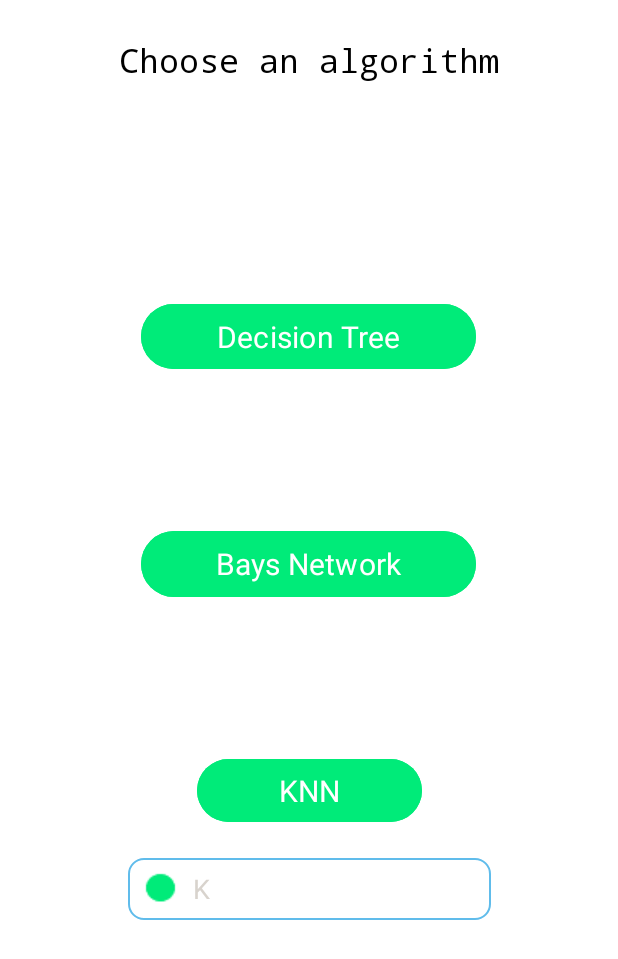
After one commit to HakimMohammed/Car-Predictor, an Android app: the Algorithms screen opened directly, with no data from a screen before it, on a phone screen of 412 x 824 dp. The commit adds this screen. Shown: the top 959 px of the screen. Run offline under Robolectric (Android 15) with nearby library versions, the phone set to English and light mode, and no system bars.

Commit message:
knn algorithm

```diff
--- a/app/build.gradle.kts
+++ b/app/build.gradle.kts
@@ -1,3 +1,5 @@
+import com.android.ide.common.repository.main
+
 plugins {
     id("com.android.application")
 }
--- a/app/src/main/AndroidManifest.xml
+++ b/app/src/main/AndroidManifest.xml
@@ -22,6 +22,12 @@
             </intent-filter>
         </activity>
         <activity android:name=".WelcomePage" />
+        <activity android:name=".Algorithms" />
+        <activity android:name=".DecisionTree" />
+        <activity android:name=".BaysNetwork" />
+        <activity android:name=".KNN" />
+        <activity android:name=".Result" />
     </application>
+    <uses-permission android:name="android.permission.WRITE_EXTERNAL_STORAGE" />
 
 </manifest>
--- /dev/null
+++ b/app/src/main/java/com/example/carpredictor/Algorithms.java
@@ -0,0 +1,67 @@
+package com.example.carpredictor;
+
+import android.content.Intent;
+import android.os.Bundle;
+import android.view.View;
+import android.widget.Button;
+import android.widget.EditText;
+import android.widget.Toast;
+
+import androidx.annotation.Nullable;
+import androidx.appcompat.app.AppCompatActivity;
+
+public class Algorithms extends AppCompatActivity {
+    Button DecisionTreeButton , KNNButton , BaysButton;
+    EditText k ;
+
+    @Override
+    protected void onCreate(@Nullable Bundle savedInstanceState) {
+        super.onCreate(savedInstanceState);
+        setContentView(R.layout.algorithms);
+
+        Intent intent = getIntent();
+        Car receivedCar = intent.getParcelableExtra("car");
+
+
+        // Decision Tree Algorithm
+        DecisionTreeButton = (Button) findViewById(R.id.decision_tree_btn);
+        DecisionTreeButton.setOnClickListener(new View.OnClickListener() {
+            @Override
+            public void onClick(View v) {
+                Intent intent = new Intent( Algorithms.this, DecisionTree.class);
+                intent.putExtra("car", receivedCar);
+                startActivity(intent);
+            }
+        });
+
+        // KNN Algorithm
+        KNNButton = (Button) findViewById(R.id.knn_btn);
+        KNNButton.setOnClickListener(new View.OnClickListener() {
+            @Override
+            public void onClick(View v) {
+                k = (EditText) findViewById(R.id.k);
+                String kValue = k.getText().toString();
+                if (kValue.isEmpty()) {
+                    Toast.makeText(Algorithms.this, "k field is required", Toast.LENGTH_LONG).show();
+                }else{
+                    Intent intent = new Intent(Algorithms.this, KNN.class);
+                    intent.putExtra("car", receivedCar);
+                    intent.putExtra("k", kValue);
+                    startActivity(intent);
+                }
+            }
+        });
+
+        // Bays Network Algorithm
+        BaysButton = (Button) findViewById(R.id.bays_btn);
+        BaysButton.setOnClickListener(new View.OnClickListener() {
+            @Override
+            public void onClick(View v) {
+                Intent intent = new Intent(Algorithms.this, BaysNetwork.class);
+                intent.putExtra("car", receivedCar);
+                startActivity(intent);
+            }
+        });
+
+    }
+}
--- /dev/null
+++ b/app/src/main/java/com/example/carpredictor/BaysNetwork.java
@@ -0,0 +1,4 @@
+package com.example.carpredictor;
+
+public class BaysNetwork {
+}
--- /dev/null
+++ b/app/src/main/res/layout/algorithms.xml
@@ -0,0 +1,93 @@
+<?xml version="1.0" encoding="utf-8"?>
+<androidx.constraintlayout.widget.ConstraintLayout xmlns:android="http://schemas.android.com/apk/res/android"
+    xmlns:app="http://schemas.android.com/apk/res-auto"
+    xmlns:tools="http://schemas.android.com/tools"
+    android:layout_width="match_parent"
+    android:layout_height="match_parent"
+    android:background="@color/white"
+    tools:context=".Algorithms">
+
+    <!-- Title -->
+    <TextView
+        android:id="@+id/algorithmTitle"
+        android:layout_width="wrap_content"
+        android:layout_height="wrap_content"
+        android:layout_gravity="center"
+        android:layout_marginTop="25dp"
+        android:layout_marginBottom="50dp"
+        android:fontFamily="monospace"
+        android:text="Choose an algorithm"
+        android:textColor="@color/black"
+        android:textSize="22sp"
+        app:layout_constraintEnd_toEndOf="parent"
+        app:layout_constraintStart_toStartOf="parent"
+        app:layout_constraintTop_toTopOf="parent" />
+
+    <Button
+        android:id="@+id/decision_tree_btn"
+        android:layout_width="223dp"
+        android:layout_height="51dp"
+        android:layout_marginTop="144dp"
+        android:backgroundTint="@color/green"
+        android:fontFamily="sans-serif"
+        android:gravity="center"
+        android:text="Decision Tree"
+        android:textColor="@color/white"
+        android:textSize="20sp"
+        app:layout_constraintEnd_toEndOf="parent"
+        app:layout_constraintHorizontal_bias="0.498"
+        app:layout_constraintStart_toStartOf="parent"
+        app:layout_constraintTop_toBottomOf="@+id/algorithmTitle" />
+
+    <Button
+        android:id="@+id/bays_btn"
+        android:layout_width="223dp"
+        android:layout_height="52dp"
+        android:layout_marginTop="100dp"
+        android:backgroundTint="@color/green"
+        android:fontFamily="sans-serif"
+        android:gravity="center"
+        android:text="Bays Network"
+        android:textColor="@color/white"
+        android:textSize="20sp"
+        app:layout_constraintEnd_toEndOf="parent"
+        app:layout_constraintHorizontal_bias="0.498"
+        app:layout_constraintStart_toStartOf="parent"
+        app:layout_constraintTop_toBottomOf="@+id/decision_tree_btn" />
+
+    <EditText
+        android:id="@+id/k"
+        android:layout_width="242dp"
+        android:layout_height="41dp"
+        android:layout_marginTop="20dp"
+        android:background="@drawable/custom_edittext"
+        android:drawableLeft="@drawable/dooot"
+        android:drawablePadding="10dp"
+        android:gravity="center_vertical"
+        android:hint="K"
+        android:inputType="number"
+        android:paddingStart="10dp"
+        android:paddingLeft="10dp"
+        android:paddingRight="10dp"
+        android:textColor="#D8D3CD"
+        android:textColorHint="#D8D3CD"
+        app:layout_constraintEnd_toEndOf="parent"
+        app:layout_constraintStart_toStartOf="parent"
+        app:layout_constraintTop_toBottomOf="@+id/knn_btn" />
+
+    <Button
+        android:id="@+id/knn_btn"
+        android:layout_width="150dp"
+        android:layout_height="50dp"
+        android:layout_marginTop="100dp"
+        android:backgroundTint="@color/green"
+        android:fontFamily="sans-serif"
+        android:gravity="center"
+        android:text="KNN"
+        android:textColor="@color/white"
+        android:textSize="20sp"
+        app:layout_constraintEnd_toEndOf="parent"
+        app:layout_constraintStart_toStartOf="parent"
+        app:layout_constraintTop_toBottomOf="@+id/bays_btn" />
+
+</androidx.constraintlayout.widget.ConstraintLayout>
```
Also changed, not shown: app/src/main/assets/Cars.txt (added, +15 -0 lines), app/src/main/java/com/example/carpredictor/Car.java (added, +124 -0 lines), app/src/main/java/com/example/carpredictor/DecisionTree.java (added, +21 -0 lines), app/src/main/java/com/example/carpredictor/KNN.java (added, +138 -0 lines), app/src/main/java/com/example/carpredictor/Result.java (added, +21 -0 lines), app/src/main/java/com/example/carpredictor/WelcomePage.java (+41 -0 lines), app/src/main/res/layout/decision_tree.xml (added, +37 -0 lines), app/src/main/res/layout/result.xml (added, +42 -0 lines), app/src/main/res/layout/test.xml (deleted, +0 -64 lines).
